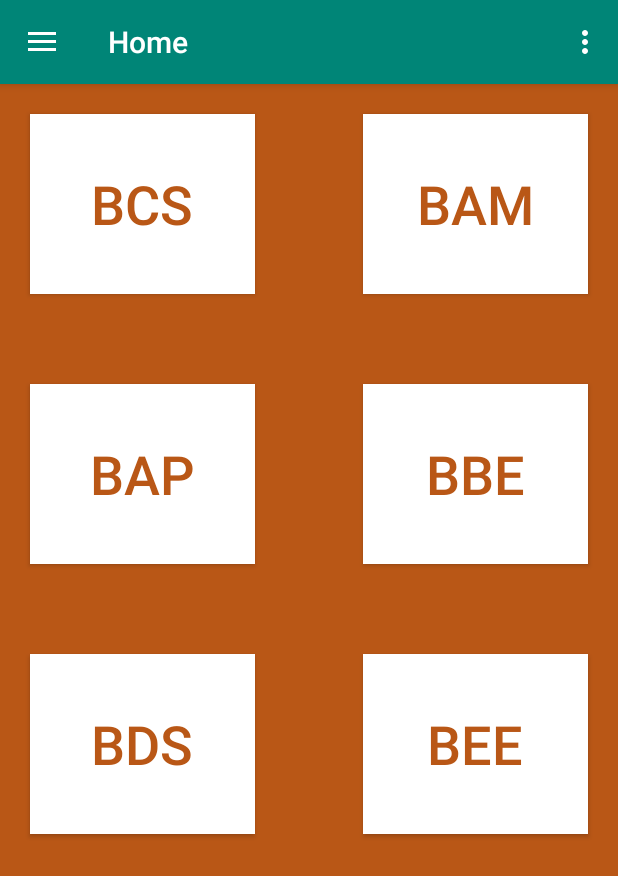
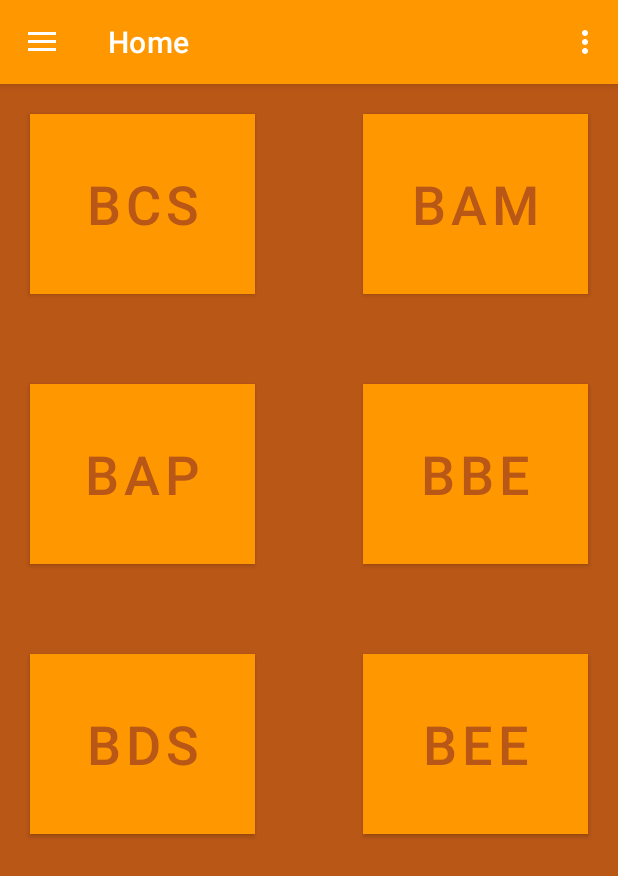
Before and after one commit to sujuka99/DBL_App-Development_Group_9, an Android app: the screen it shows after launch once a user with an empty profile is signed in (MainActivity), on a phone screen of 412 x 824 dp. Shown: the top 876 px of the screen. Run offline under Robolectric (Android 15) with nearby library versions, the phone set to English and light mode, and no system bars; our stand-ins replace Firebase (no records; nobody signed in at launch, a user with empty details on screens opened directly), navigation-ui; 2 statements that could not run were skipped.

Commit message:
Fix refactoring and layout bugs

```diff
--- a/app/src/main/java/com/example/bq/datamanager/DataManager.java
+++ b/app/src/main/java/com/example/bq/datamanager/DataManager.java
@@ -94,7 +94,7 @@ public class DataManager {
     public void uploadImageToStorage(@NonNull String path, @NonNull Bitmap bitmap) {
         StorageReference storageRef = ref.child(path);
 
-        ByteBuffer buffer = ByteBuffer.allocate(bitmap.getWidth() * bitmap.getHeight());
+        ByteBuffer buffer = ByteBuffer.allocate(bitmap.getWidth() * bitmap.getHeight() * 8);
         bitmap.copyPixelsToBuffer(buffer);
 
         storageRef.putBytes(buffer.array());
--- a/app/src/main/java/com/example/bq/datamanager/firebase/FirebaseFunction.java
+++ b/app/src/main/java/com/example/bq/datamanager/firebase/FirebaseFunction.java
@@ -21,7 +21,7 @@ public class FirebaseFunction {
     public static final String FUNCTION_GET_QUESTIONS = "getQuestions";
     public static final String FUNCTION_ADD_QUESTION = "addQuestion";
     public static final String FUNCTION_DELETE_QUESTION = "deleteQuestion";
-    public static final String FUNCTION_RESPOND_QUESTION = "messageUser";
+    public static final String FUNCTION_RESPOND_QUESTION = "viewBannedUsers";
 public static final String FUNCTION_GET_RESPONSES = "getQuestionResponses";
     public static final String FUNCTION_IS_ADMIN = "isAdmin";
     public static final String FUNCTION_BAN_USER = "banUser";
--- a/app/src/main/java/com/example/bq/questiontest/QuestionViewModel.java
+++ b/app/src/main/java/com/example/bq/questiontest/QuestionViewModel.java
@@ -133,7 +133,7 @@ public class QuestionViewModel extends ViewModel {
             @Override
             public void notifyOfCallback(HashMap<String, Object> callback) {
                 // Check whether the callback was created by the addQuestion function
-                if (callback.get("action").equals(FirebaseFunction.FUNCTION_ADD_BOOK)) {
+                if (callback.get("action").equals(FirebaseFunction.FUNCTION_ADD_QUESTION)) {
                     // If so, get the response
                     HashMap<String, Object> response = (HashMap<String, Object>) callback.get("response");
                     // And check whether the request was successful
@@ -164,7 +164,7 @@ public class QuestionViewModel extends ViewModel {
             @Override
             public void notifyOfCallback(HashMap<String, Object> callback) {
                 // Check whether the callback is created by the deleteQuestion function
-                if (callback.get("action").equals(FirebaseFunction.FUNCTION_DELETE_BOOK)) {
+                if (callback.get("action").equals(FirebaseFunction.FUNCTION_DELETE_QUESTION)) {
                     // If so, load the response
                     HashMap<String, Object> response = (HashMap<String, Object>) callback.get("response");
                     // And check if the request was successful
--- a/app/src/main/res/layout-land/fragment_home_studies.xml
+++ b/app/src/main/res/layout-land/fragment_home_studies.xml
@@ -11,6 +11,7 @@
         android:layout_width="175dp"
         android:layout_height="120dp"
         android:background="#FFFFFF"
+        android:backgroundTint="#FFFFFF"
         android:text="@string/home_button_BDS"
         android:textColor="#B95716"
         android:textSize="36sp"
@@ -26,6 +27,7 @@
         android:layout_width="175dp"
         android:layout_height="120dp"
         android:background="#FFFFFF"
+        android:backgroundTint="#FFFFFF"
         android:text="@string/home_button_BEE"
         android:textColor="#B95716"
         android:textSize="36sp"
@@ -41,6 +43,7 @@
         android:layout_width="175dp"
         android:layout_height="120dp"
         android:background="#FFFFFF"
+        android:backgroundTint="#FFFFFF"
         android:text="@string/home_button_BCS"
         android:textColor="#B95716"
         android:textSize="36sp"
@@ -56,6 +59,7 @@
         android:layout_width="175dp"
         android:layout_height="120dp"
         android:background="#FFFFFF"
+        android:backgroundTint="#FFFFFF"
         android:text="@string/home_button_BAP"
         android:textColor="#B95716"
         android:textSize="36sp"
@@ -71,6 +75,7 @@
         android:layout_width="175dp"
         android:layout_height="120dp"
         android:background="#FFFFFF"
+        android:backgroundTint="#FFFFFF"
         android:text="@string/home_button_BBE"
         android:textColor="#B95716"
         android:textSize="36sp"
@@ -85,7 +90,8 @@
         android:id="@+id/buttonBAM"
         android:layout_width="175dp"
         android:layout_height="120dp"
-        android:background="#FFFFFF"
+        android:background="#C3C3C3"
+        android:backgroundTint="#FFFFFF"
         android:text="@string/home_button_BAM"
         android:textColor="#B95716"
         android:textSize="36sp"
--- a/app/src/main/res/layout/fragment_home_studies.xml
+++ b/app/src/main/res/layout/fragment_home_studies.xml
@@ -17,6 +17,7 @@
         android:layout_height="120dp"
         android:layout_marginEnd="20dp"
         android:background="#FFFFFF"
+        android:backgroundTint="#FFFFFF"
         android:text="@string/home_button_BAM"
         android:textColor="#B95716"
         android:textSize="36sp"
@@ -34,6 +35,7 @@
         android:layout_marginStart="20dp"
         android:layout_marginTop="20dp"
         android:background="#FFFFFF"
+        android:backgroundTint="#FFFFFF"
         android:text="@string/home_button_BCS"
         android:textColor="#B95716"
         android:textSize="36sp"
@@ -46,6 +48,7 @@
         android:layout_height="120dp"
         android:layout_marginTop="60dp"
         android:background="#FFFFFF"
+        android:backgroundTint="#FFFFFF"
         android:text="@string/home_button_BAP"
         android:textColor="#B95716"
         android:textSize="36sp"
@@ -59,6 +62,7 @@
         android:layout_width="150dp"
         android:layout_height="120dp"
         android:background="#FFFFFF"
+        android:backgroundTint="#FFFFFF"
         android:text="@string/home_button_BBE"
         android:textColor="#B95716"
         android:textSize="36sp"
@@ -74,6 +78,7 @@
         android:layout_width="150dp"
         android:layout_height="120dp"
         android:background="#FFFFFF"
+        android:backgroundTint="#FFFFFF"
         android:text="@string/home_button_BEE"
         android:textColor="#B95716"
         android:textSize="36sp"
@@ -91,6 +96,7 @@
         android:layout_marginTop="60dp"
         android:height="2000dp"
         android:background="#FFFFFF"
+        android:backgroundTint="#FFFFFF"
         android:text="@string/home_button_BDS"
         android:textColor="#B95716"
         android:textSize="36sp"
--- a/app/src/main/res/layout/fragment_questiondetails.xml
+++ b/app/src/main/res/layout/fragment_questiondetails.xml
@@ -78,7 +78,7 @@
         android:layout_width="match_parent"
         android:layout_height="wrap_content"
         android:layout_gravity="bottom"
-        app:backgroundTint="#ffb366"
+        app:backgroundTint="#FFB366"
         app:layout_constraintBottom_toBottomOf="parent"
         app:layout_constraintEnd_toEndOf="parent"
         app:layout_constraintStart_toStartOf="parent"
--- a/app/src/main/res/values/colors.xml
+++ b/app/src/main/res/values/colors.xml
@@ -1,6 +1,6 @@
 <?xml version="1.0" encoding="utf-8"?>
 <resources>
-    <color name="colorPrimary">#008577</color>
-    <color name="colorPrimaryDark">#00574B</color>
-    <color name="colorAccent">#D81B60</color>
+    <color name="colorPrimary">#FF9800</color>
+    <color name="colorPrimaryDark">#808080</color>
+    <color name="colorAccent">#FFC107</color>
 </resources>
--- a/app/src/main/res/values/styles.xml
+++ b/app/src/main/res/values/styles.xml
@@ -1,7 +1,7 @@
 <resources>
 
     <!-- Base application theme. -->
-    <style name="AppTheme" parent="Theme.AppCompat.Light.DarkActionBar">
+    <style name="AppTheme" parent="Theme.MaterialComponents.Light.DarkActionBar">
         <!-- Customize your theme here. -->
         <item name="colorPrimary">@color/colorPrimary</item>
         <item name="colorPrimaryDark">@color/colorPrimaryDark</item>
```
Also changed, not shown: app/src/main/java/com/example/bq/booktest/AddBookFragment.java (+10 -0 lines), app/src/main/java/com/example/bq/questiontest/AddQuestionFragment.java (+3 -6 lines).
